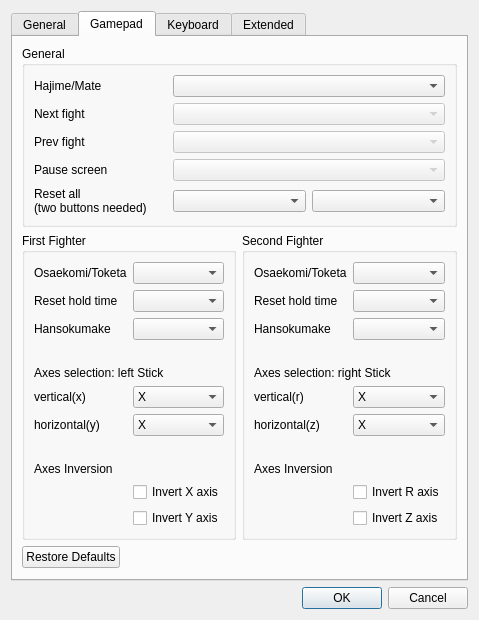
Old version of the form base/SettingsDlg.ui in the repository fmuecke/Ipponboard.
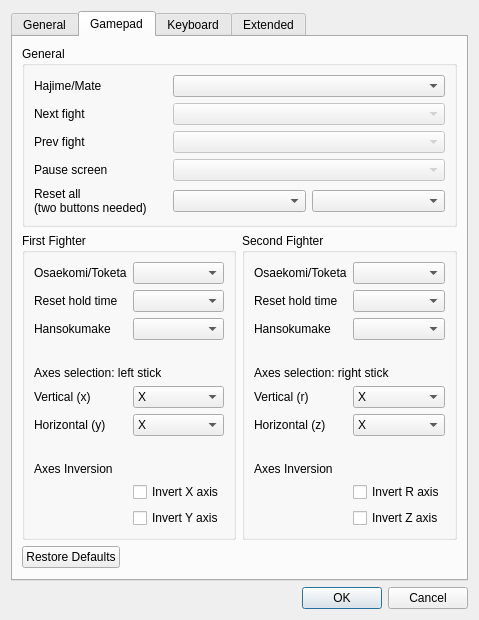
New version of the form. The open tabs and pages were chosen to show the change. Icons and pictures are not drawn. Custom widgets are drawn as their Qt base class.

Commit message: labels and translations

```diff
--- a/base/SettingsDlg.ui
+++ b/base/SettingsDlg.ui
@@ -951,14 +951,14 @@
             <item row="4" column="0" colspan="2">
              <widget class="QLabel" name="label_6">
               <property name="text">
-               <string>Axes selection: left Stick</string>
+               <string>Axes selection: left stick</string>
               </property>
              </widget>
             </item>
             <item row="5" column="0">
              <widget class="QLabel" name="label_axis_x">
               <property name="text">
-               <string>vertical(x)</string>
+               <string>Vertical (x)</string>
               </property>
              </widget>
             </item>
@@ -999,7 +999,7 @@
             <item row="6" column="0">
              <widget class="QLabel" name="label_axis_y">
               <property name="text">
-               <string>horizontal(y)</string>
+               <string>Horizontal (y)</string>
               </property>
              </widget>
             </item>
@@ -1147,14 +1147,14 @@
             <item row="4" column="0" colspan="2">
              <widget class="QLabel" name="label_7">
               <property name="text">
-               <string>Axes selection: right Stick</string>
+               <string>Axes selection: right stick</string>
               </property>
              </widget>
             </item>
             <item row="5" column="0">
              <widget class="QLabel" name="label_axis_r">
               <property name="text">
-               <string>vertical(r)</string>
+               <string>Vertical (r)</string>
               </property>
              </widget>
             </item>
@@ -1195,7 +1195,7 @@
             <item row="6" column="0">
              <widget class="QLabel" name="label_axis_z">
               <property name="text">
-               <string>horizontal(z)</string>
+               <string>Horizontal (z)</string>
               </property>
              </widget>
             </item>
```
The commit also changes 1 other file.
